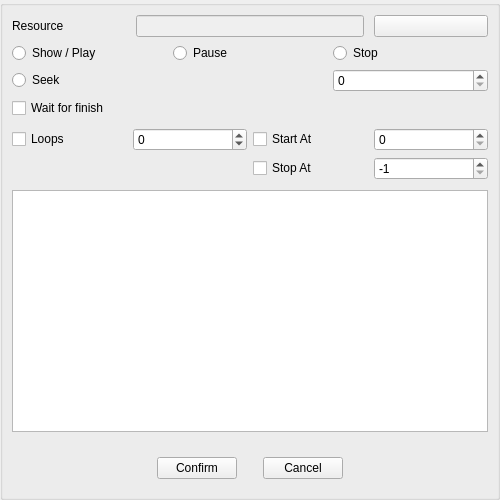
Above: src/Editor/Script/ResourceSnippetOverlay.ui from RemotelyChaotic/JOIPEngine before the change. Below: the same form after it.
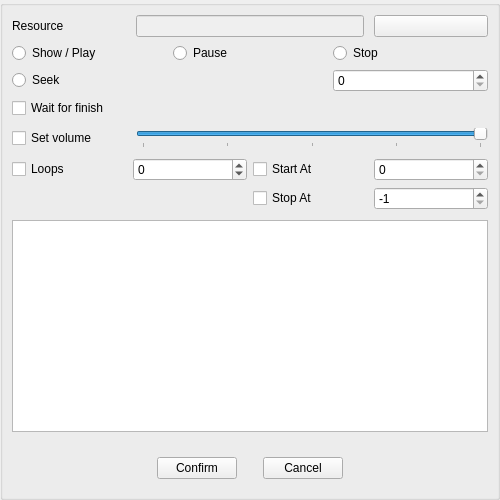
That is the form after the change. Custom widgets are drawn as their Qt base class.

Commit message: Volume commands added to Metronome and Mediaplayer

What changed in the file:
```diff
--- a/src/Editor/Script/ResourceSnippetOverlay.ui
+++ b/src/Editor/Script/ResourceSnippetOverlay.ui
@@ -173,34 +173,6 @@
           <number>10</number>
          </property>
          <item row="3" column="0">
-          <widget class="CSearchWidget" name="pFilter" native="true"/>
-         </item>
-         <item row="0" column="0">
-          <widget class="QWidget" name="widget_3" native="true">
-           <layout class="QHBoxLayout" name="horizontalLayout_2">
-            <property name="leftMargin">
-             <number>0</number>
-            </property>
-            <property name="topMargin">
-             <number>0</number>
-            </property>
-            <property name="rightMargin">
-             <number>0</number>
-            </property>
-            <property name="bottomMargin">
-             <number>0</number>
-            </property>
-            <item>
-             <widget class="QCheckBox" name="pWaitForFinishedCheckBox">
-              <property name="text">
-               <string>Wait for finish</string>
-              </property>
-             </widget>
-            </item>
-           </layout>
-          </widget>
-         </item>
-         <item row="2" column="0">
           <widget class="QTreeView" name="pResourceSelectTree">
            <property name="sizePolicy">
             <sizepolicy hsizetype="Preferred" vsizetype="Expanding">
@@ -219,7 +191,32 @@
            </property>
           </widget>
          </item>
-         <item row="1" column="0">
+         <item row="0" column="0">
+          <widget class="QWidget" name="widget_3" native="true">
+           <layout class="QHBoxLayout" name="horizontalLayout_2">
+            <property name="leftMargin">
+             <number>0</number>
+            </property>
+            <property name="topMargin">
+             <number>0</number>
+            </property>
+            <property name="rightMargin">
+             <number>0</number>
+            </property>
+            <property name="bottomMargin">
+             <number>0</number>
+            </property>
+            <item>
+             <widget class="QCheckBox" name="pWaitForFinishedCheckBox">
+              <property name="text">
+               <string>Wait for finish</string>
+              </property>
+             </widget>
+            </item>
+           </layout>
+          </widget>
+         </item>
+         <item row="2" column="0">
           <widget class="QWidget" name="widget_6" native="true">
            <layout class="QGridLayout" name="gridLayout_7">
             <property name="leftMargin">
@@ -288,6 +285,89 @@
            </layout>
           </widget>
          </item>
+         <item row="4" column="0">
+          <widget class="CSearchWidget" name="pFilter" native="true"/>
+         </item>
+         <item row="1" column="0">
+          <widget class="QWidget" name="widget_7" native="true">
+           <layout class="QHBoxLayout" name="horizontalLayout">
+            <property name="leftMargin">
+             <number>0</number>
+            </property>
+            <property name="topMargin">
+             <number>0</number>
+            </property>
+            <property name="rightMargin">
+             <number>0</number>
+            </property>
+            <property name="bottomMargin">
+             <number>0</number>
+            </property>
+            <item>
+             <widget class="QCheckBox" name="pVolumeCheckBox">
+              <property name="sizePolicy">
+               <sizepolicy hsizetype="Minimum" vsizetype="Fixed">
+                <horstretch>1</horstretch>
+                <verstretch>0</verstretch>
+               </sizepolicy>
+              </property>
+              <property name="text">
+               <string>Set volume</string>
+              </property>
+             </widget>
+            </item>
+            <item>
+             <widget class="QWidget" name="widget_8" native="true">
+              <property name="sizePolicy">
+               <sizepolicy hsizetype="Preferred" vsizetype="Preferred">
+                <horstretch>3</horstretch>
+                <verstretch>0</verstretch>
+               </sizepolicy>
+              </property>
+              <layout class="QHBoxLayout" name="horizontalLayout_3">
+               <property name="leftMargin">
+                <number>0</number>
+               </property>
+               <property name="topMargin">
+                <number>0</number>
+               </property>
+               <property name="rightMargin">
+                <number>0</number>
+               </property>
+               <property name="bottomMargin">
+                <number>0</number>
+               </property>
+               <item>
+                <widget class="QSlider" name="pVolumeSlider">
+                 <property name="maximum">
+                  <number>10000</number>
+                 </property>
+                 <property name="singleStep">
+                  <number>100</number>
+                 </property>
+                 <property name="pageStep">
+                  <number>1000</number>
+                 </property>
+                 <property name="value">
+                  <number>10000</number>
+                 </property>
+                 <property name="orientation">
+                  <enum>Qt::Horizontal</enum>
+                 </property>
+                 <property name="tickPosition">
+                  <enum>QSlider::TicksBelow</enum>
+                 </property>
+                 <property name="tickInterval">
+                  <number>2500</number>
+                 </property>
+                </widget>
+               </item>
+              </layout>
+             </widget>
+            </item>
+           </layout>
+          </widget>
+         </item>
         </layout>
        </widget>
       </item>
```
The commit also changes 25 other files.
